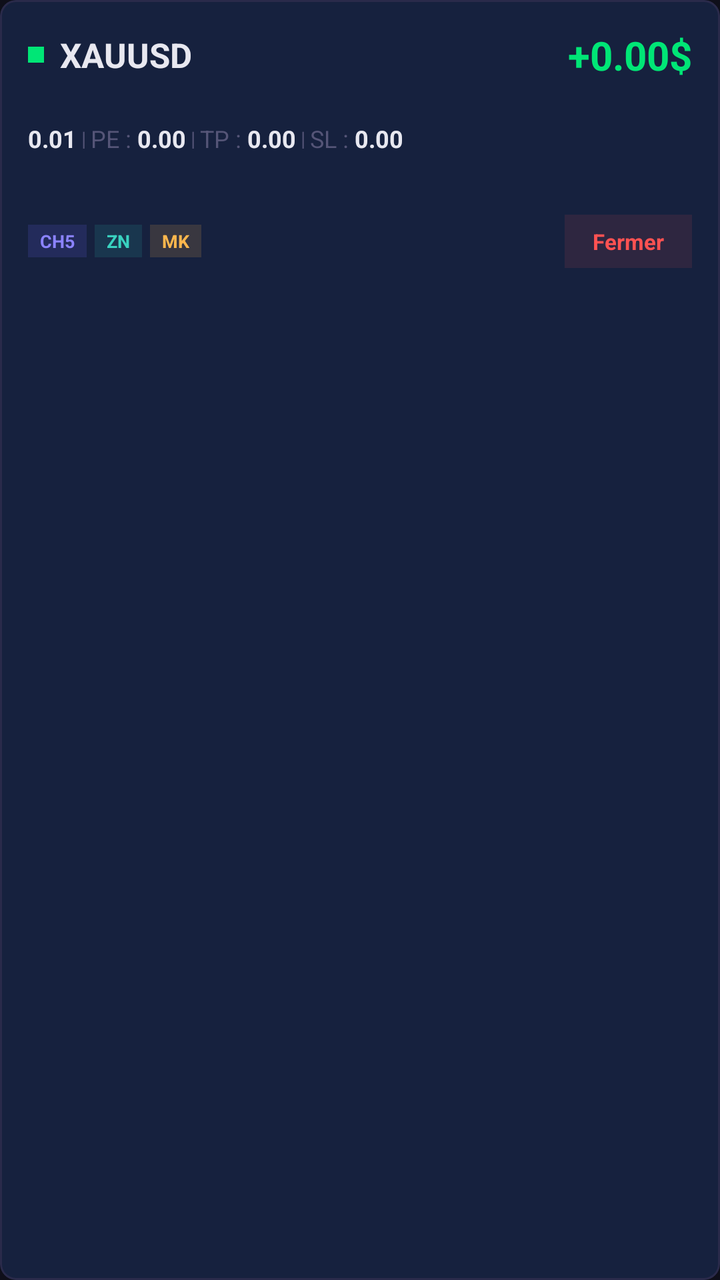
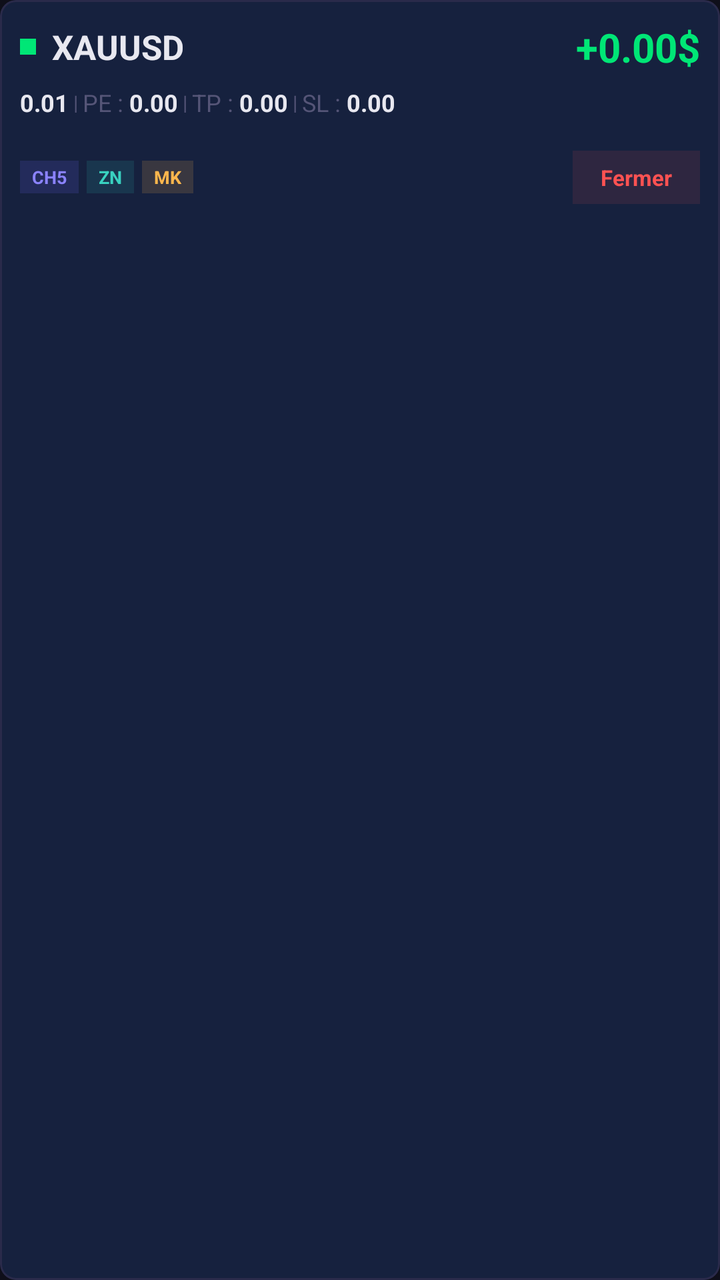

An Android layout rendered at two revisions. The XML below is the earlier revision; the diff shows what the commit changed to produce the second picture.
<!-- AndroidManifest.xml: application theme AppTheme -->
<!-- res/layout/item_position.xml -->
<?xml version="1.0" encoding="utf-8"?>
<com.google.android.material.card.MaterialCardView xmlns:android="http://schemas.android.com/apk/res/android"
    xmlns:app="http://schemas.android.com/apk/res-auto"
    android:layout_width="match_parent"
    android:layout_height="wrap_content"
    android:layout_marginBottom="10dp"
    app:cardBackgroundColor="@color/card_background"
    app:cardCornerRadius="8dp"
    app:cardElevation="0dp"
    app:strokeWidth="1dp"
    app:strokeColor="@color/border">

    <LinearLayout
        android:layout_width="match_parent"
        android:layout_height="wrap_content"
        android:orientation="vertical"
        android:padding="14dp">

        
        <LinearLayout
            android:layout_width="match_parent"
            android:layout_height="wrap_content"
            android:gravity="center_vertical"
            android:orientation="horizontal">

            <View
                android:id="@+id/posDot"
                android:layout_width="8dp"
                android:layout_height="8dp"
                android:background="@color/success"/>

            <TextView
                android:id="@+id/tvSymbol"
                android:layout_width="0dp"
                android:layout_height="wrap_content"
                android:layout_weight="1"
                android:text="XAUUSD"
                android:textColor="@color/text_primary"
                android:textSize="17sp"
                android:textStyle="bold"
                android:layout_marginStart="8dp"/>

            <TextView
                android:id="@+id/tvProfit"
                android:layout_width="wrap_content"
                android:layout_height="wrap_content"
                android:text="+0.00$"
                android:textColor="@color/profit"
                android:textSize="20sp"
                android:textStyle="bold"/>
        </LinearLayout>

        
        <LinearLayout
            android:layout_width="match_parent"
            android:layout_height="wrap_content"
            android:layout_marginTop="10dp"
            android:paddingTop="10dp"
            android:paddingBottom="10dp"
            android:gravity="center_vertical"
            android:orientation="horizontal"
            android:background="@android:color/transparent">

            <TextView
                android:id="@+id/tvVolume"
                android:layout_width="wrap_content"
                android:layout_height="wrap_content"
                android:text="0.01"
                android:textColor="@color/text_primary"
                android:textSize="12sp"
                android:textStyle="bold"/>

            <TextView
                android:layout_width="wrap_content"
                android:layout_height="wrap_content"
                android:text=" | "
                android:textColor="@color/text_muted"
                android:textSize="10sp"/>

            <TextView
                android:layout_width="wrap_content"
                android:layout_height="wrap_content"
                android:text="PE : "
                android:textColor="@color/text_muted"
                android:textSize="12sp"/>

            <TextView
                android:id="@+id/tvOpenPrice"
                android:layout_width="wrap_content"
                android:layout_height="wrap_content"
                android:text="0.00"
                android:textColor="@color/text_primary"
                android:textSize="12sp"
                android:textStyle="bold"/>

            <TextView
                android:layout_width="wrap_content"
                android:layout_height="wrap_content"
                android:text=" | "
                android:textColor="@color/text_muted"
                android:textSize="10sp"/>

            <TextView
                android:layout_width="wrap_content"
                android:layout_height="wrap_content"
                android:text="TP : "
                android:textColor="@color/text_muted"
                android:textSize="12sp"/>

            <TextView
                android:id="@+id/tvTp"
                android:layout_width="wrap_content"
                android:layout_height="wrap_content"
                android:text="0.00"
                android:textColor="@color/text_primary"
                android:textSize="12sp"
                android:textStyle="bold"/>

            <TextView
                android:layout_width="wrap_content"
                android:layout_height="wrap_content"
                android:text=" | "
                android:textColor="@color/text_muted"
                android:textSize="10sp"/>

            <TextView
                android:layout_width="wrap_content"
                android:layout_height="wrap_content"
                android:text="SL : "
                android:textColor="@color/text_muted"
                android:textSize="12sp"/>

            <TextView
                android:id="@+id/tvSl"
                android:layout_width="wrap_content"
                android:layout_height="wrap_content"
                android:text="0.00"
                android:textColor="@color/text_primary"
                android:textSize="12sp"
                android:textStyle="bold"/>
        </LinearLayout>

        
        <LinearLayout
            android:layout_width="match_parent"
            android:layout_height="wrap_content"
            android:layout_marginTop="10dp"
            android:paddingTop="10dp"
            android:gravity="center_vertical"
            android:orientation="horizontal">

            
            <TextView
                android:id="@+id/badgeChannel"
                android:layout_width="wrap_content"
                android:layout_height="wrap_content"
                android:text="CH5"
                android:textColor="@color/accent_light"
                android:textSize="9sp"
                android:textStyle="bold"
                android:paddingHorizontal="6dp"
                android:paddingVertical="2dp"
                android:background="#266C63FF"/>

            
            <TextView
                android:id="@+id/badgeSignal"
                android:layout_width="wrap_content"
                android:layout_height="wrap_content"
                android:text="ZN"
                android:textColor="#39D2C0"
                android:textSize="9sp"
                android:textStyle="bold"
                android:paddingHorizontal="6dp"
                android:paddingVertical="2dp"
                android:background="#1E39D2C0"
                android:layout_marginStart="4dp"/>

            
            <TextView
                android:id="@+id/badgeOrder"
                android:layout_width="wrap_content"
                android:layout_height="wrap_content"
                android:text="MK"
                android:textColor="@color/warning"
                android:textSize="9sp"
                android:textStyle="bold"
                android:paddingHorizontal="6dp"
                android:paddingVertical="2dp"
                android:background="#26FFB74D"
                android:layout_marginStart="4dp"/>

            <View
                android:layout_width="0dp"
                android:layout_height="0dp"
                android:layout_weight="1"/>

            <TextView
                android:id="@+id/btnClose"
                android:layout_width="wrap_content"
                android:layout_height="wrap_content"
                android:text="Fermer"
                android:textColor="@color/danger"
                android:textSize="11sp"
                android:textStyle="bold"
                android:paddingHorizontal="14dp"
                android:paddingVertical="6dp"
                android:background="#1AFF5252"/>
        </LinearLayout>
    </LinearLayout>
</com.google.android.material.card.MaterialCardView>
<!-- resources referenced by this layout -->
<resources>
  <color name="accent_light">#8B83FF</color>
  <color name="border">#2A2A4A</color>
  <color name="card_background">#16213E</color>
  <color name="danger">#FF5252</color>
  <color name="profit">#00E676</color>
  <color name="success">#00E676</color>
  <color name="text_muted">#555577</color>
  <color name="text_primary">#E8E8F0</color>
  <color name="warning">#FFB74D</color>
  <style name="AppTheme" parent="Theme.Material3.DayNight.NoActionBar">
          <item name="colorPrimary">@color/primary</item>
          <item name="colorPrimaryDark">@color/primary_dark</item>
          <item name="colorAccent">@color/accent</item>
          <item name="android:windowBackground">@color/background</item>
          <item name="android:statusBarColor">@color/background</item>
          <item name="android:navigationBarColor">@color/background</item>
      </style>
  <color name="primary">#6C63FF</color>
  <color name="primary_dark">#5A52E0</color>
  <color name="accent">#6C63FF</color>
  <color name="background">#0F0F1A</color>
</resources>

<!-- the commit's change to res/layout/item_position.xml (unified diff, before → after) -->
@@ -14,7 +14,7 @@
         android:layout_width="match_parent"
         android:layout_height="wrap_content"
         android:orientation="vertical"
-        android:padding="14dp">
+        android:padding="10dp">
 
         
         <LinearLayout
@@ -54,8 +54,7 @@
         <LinearLayout
             android:layout_width="match_parent"
             android:layout_height="wrap_content"
-            android:layout_marginTop="10dp"
-            android:paddingTop="10dp"
+            android:layout_marginTop="6dp"
             android:paddingBottom="10dp"
             android:gravity="center_vertical"
             android:orientation="horizontal"
@@ -144,8 +143,7 @@
         <LinearLayout
             android:layout_width="match_parent"
             android:layout_height="wrap_content"
-            android:layout_marginTop="10dp"
-            android:paddingTop="10dp"
+            android:layout_marginTop="6dp"
             android:gravity="center_vertical"
             android:orientation="horizontal">
 
